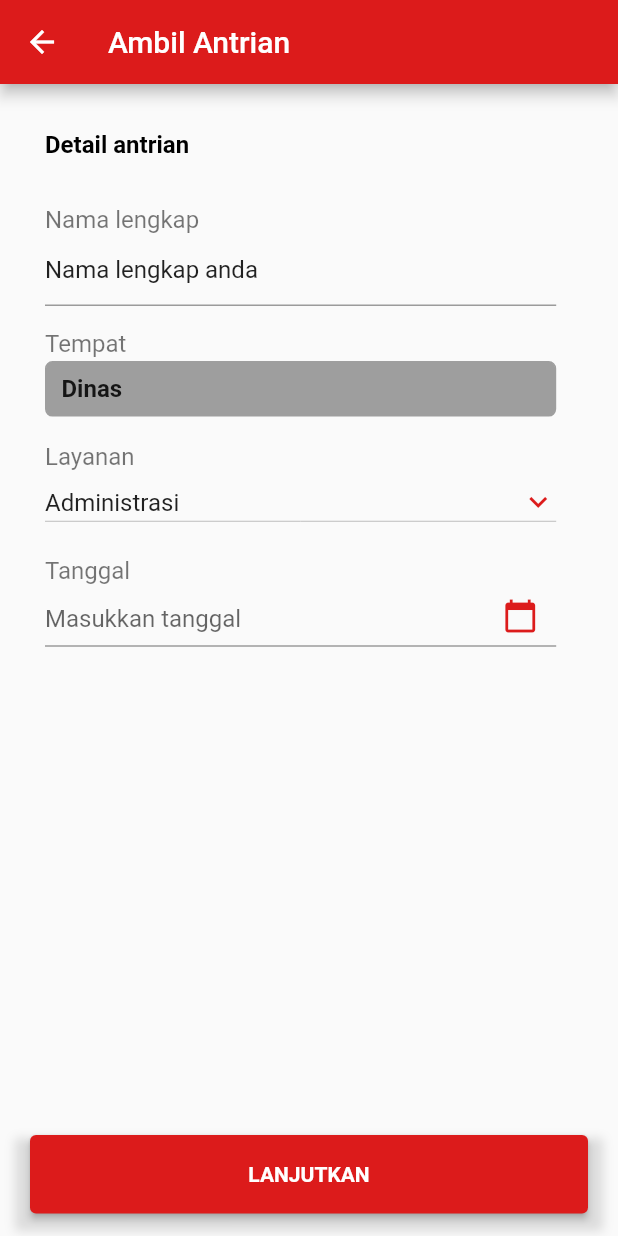
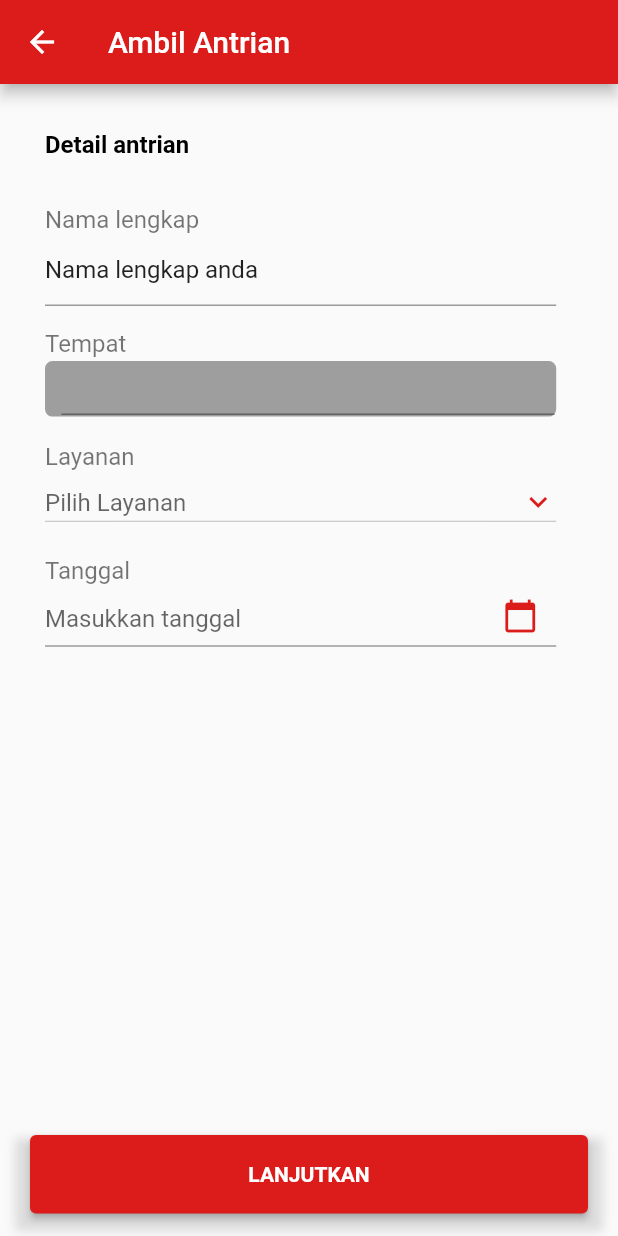
Before and after one commit to Krisnadjie/antriyuk-master, a Flutter app: the screen it shows after launch, on a phone screen of 412 x 824 dp. Run offline on Flutter 3.47's test engine with Material 2 defaults, Android fonts, the phone set to English and light mode, and no system bars; our stand-ins replace firebase_auth, firebase_core, fluttertoast, font_awesome_flutter, google_sign_in; accounts and stored records are empty; statements that could not run were skipped.

Commit message:
progress 6

```diff
--- a/lib/AmbilAntri.dart
+++ b/lib/AmbilAntri.dart
@@ -11,12 +11,20 @@ class AmbilAntri extends StatefulWidget {
 }
 
 class _AmbilAntriState extends State<AmbilAntri> {
-  String _valLayanan = "Administrasi";
-  List _listLayanan = [
-    "Administrasi",
-    "Check Up"
-  ];
+  final namaLengkap = TextEditingController();
+  final tempat = TextEditingController();
   TextEditingController dateinput = TextEditingController();
+
+
+
+  List ambilData(){
+    List antri = [
+      namaLengkap.text,
+      tempat.text,
+      dateinput.text,
+    ];
+    return antri;
+  }
 
 
   @override
@@ -63,6 +71,7 @@ class _AmbilAntriState extends State<AmbilAntri> {
                 hintStyle: TextStyle(color: Colors.black87),
                 border: UnderlineInputBorder(),
               ),
+              controller: namaLengkap,
             )
           ),
 
@@ -90,11 +99,12 @@ class _AmbilAntriState extends State<AmbilAntri> {
                 borderRadius: BorderRadius.circular(5),
                 border: Border.all(color: Colors.grey)
               ),
-              child: Text("Dinas",
+              child: TextField(
               style: TextStyle(
                 fontSize: 16,
                 fontWeight: FontWeight.bold,
-              ),),
+              ),
+              controller:tempat),
             )
           ),
 
```
